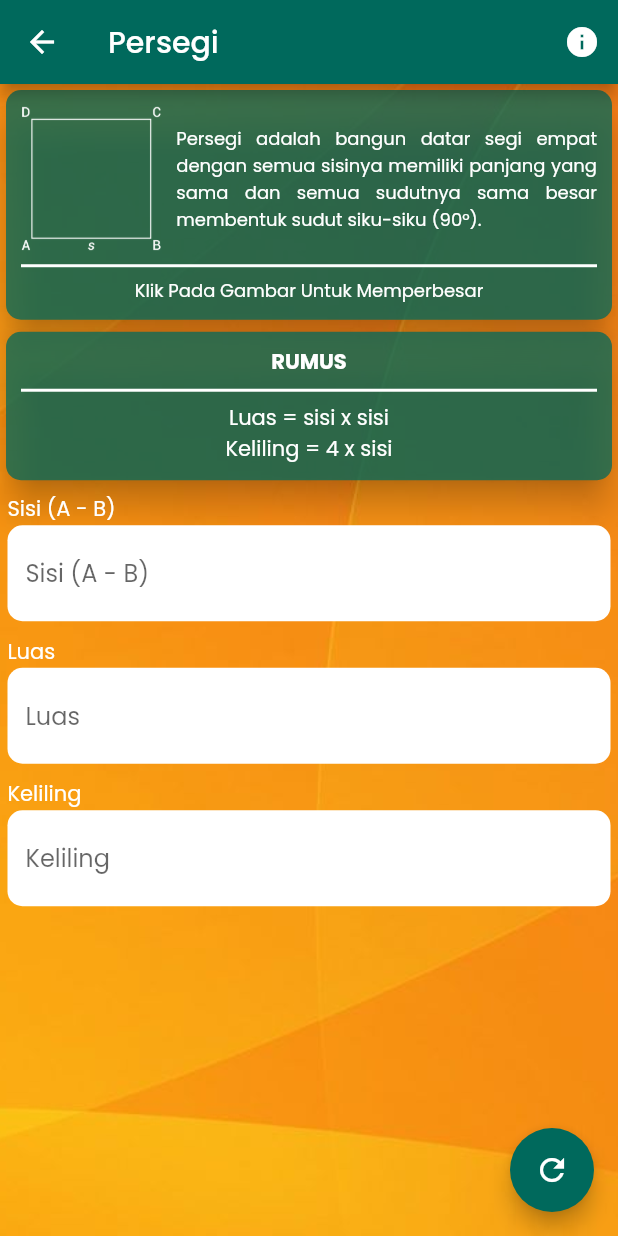
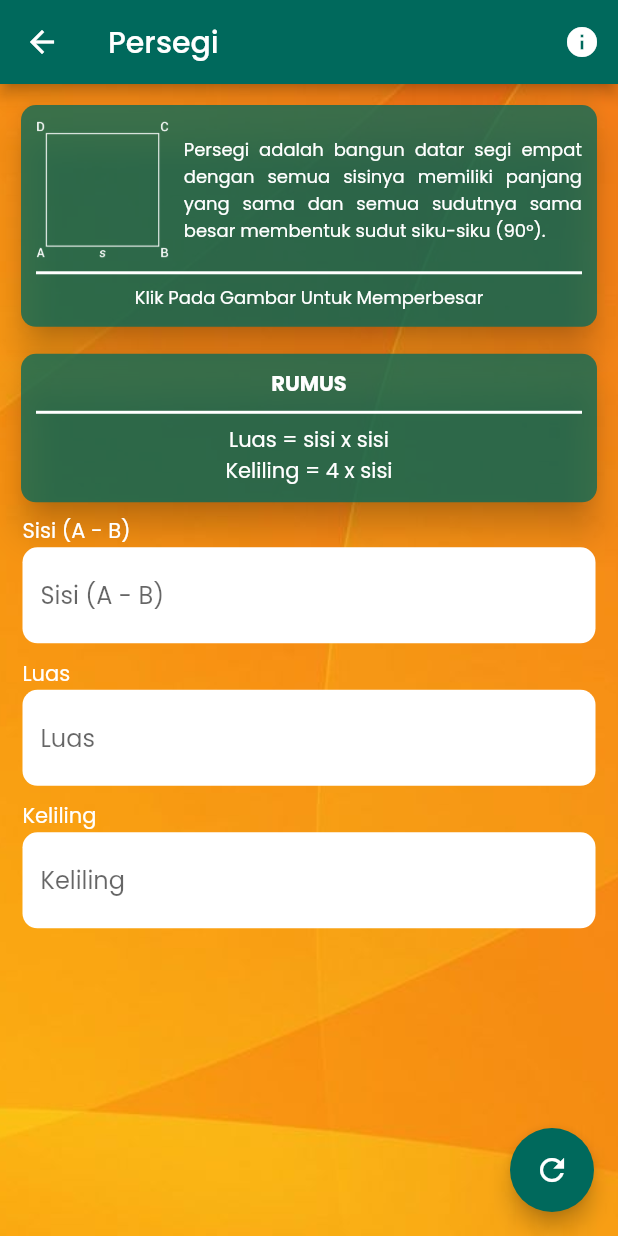
Before and after one commit to chapter911/flutter_Bangun_Datar_dan_Ruang, a Flutter app: the screen it shows after launch, after a tap on "Persegi", on a phone screen of 412 x 824 dp. Run offline on Flutter 3.47's test engine with Material 2 defaults, Android fonts, the phone set to English and light mode, and no system bars; our stand-ins replace get, google_fonts, google_mobile_ads, package_info; network calls fail.

Commit message:
update layout

```diff
--- a/lib/detailpage.dart
+++ b/lib/detailpage.dart
@@ -122,13 +122,19 @@ class _DetailPageState extends State<DetailPage> {
           Column(
             children: [
               isAdLoaded
-                  ? SizedBox(
+                  ? Container(
                       height: 50,
                       width: MediaQuery.of(context).size.width,
+                      color: Colors.white,
                       child: AdWidget(ad: _bannerAd!))
                   : const SizedBox(),
-              keterangan(context, gambarrumus, keteranganbangun),
+              Container(
+                margin: const EdgeInsets.all(10),
+                child: keterangan(context, gambarrumus, keteranganbangun),
+              ),
               Expanded(
+                child: Container(
+                  margin: const EdgeInsets.fromLTRB(10, 0, 10, 10),
                   child: SingleChildScrollView(
                     child: Column(
                       children: [
@@ -138,6 +144,7 @@ class _DetailPageState extends State<DetailPage> {
                     ),
                   ),
                 ),
+              )
             ],
           ),
         ],
```
Lines whose indentation alone changed are shown as unchanged.
